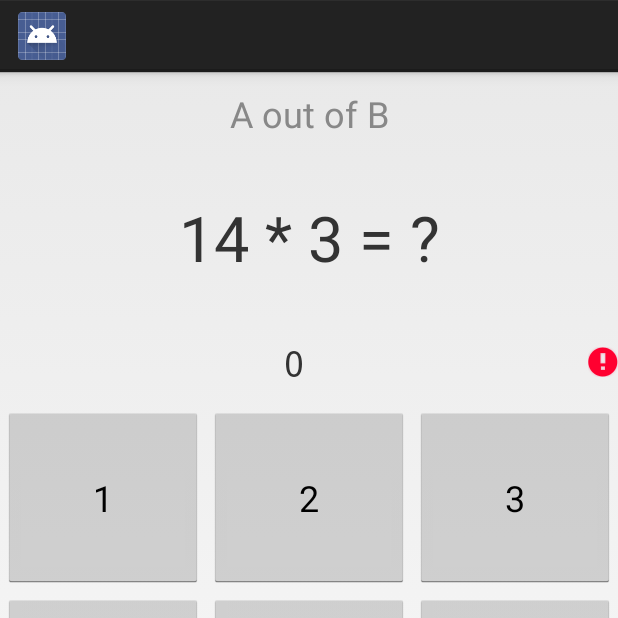
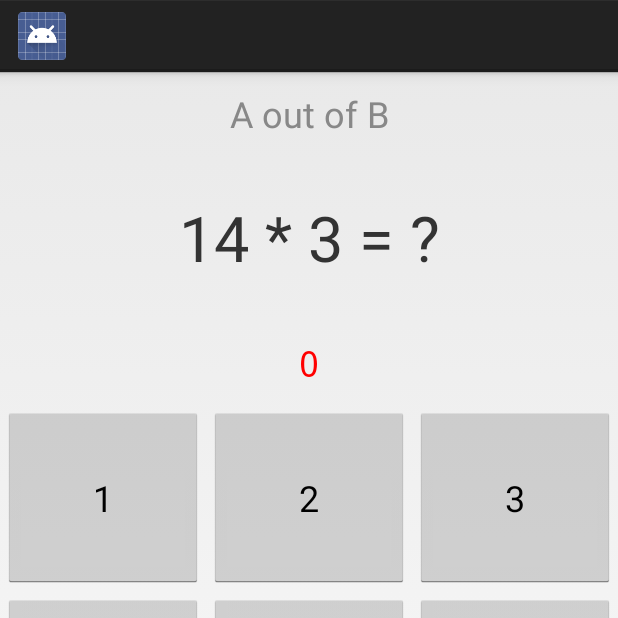
Before and after one commit to RedSponge/AndroidSchoolExercises, an Android app: the MathChallengeActivity screen opened directly, with no data from a screen before it, after a tap on "Accept", on a phone screen of 412 x 824 dp, the top half of it. Run offline under Robolectric (Android 15) with nearby library versions, the phone set to English and light mode, and no system bars.

Commit message:
Make wrong answer turn number red

```diff
--- a/app/src/main/java/com/redsponge/coolapp/projects/MathChallengeActivity.java
+++ b/app/src/main/java/com/redsponge/coolapp/projects/MathChallengeActivity.java
@@ -1,6 +1,7 @@
 package com.redsponge.coolapp.projects;
 
 import android.app.Activity;
+import android.graphics.Color;
 import android.os.Bundle;
 import android.view.View;
 import android.widget.Button;
@@ -80,6 +81,7 @@ public class MathChallengeActivity extends Activity {
 
     private void updateGuessDisplay() {
         tvAnswerDisplay.setText("" + numberGuess);
+        tvAnswerDisplay.setTextColor(Color.BLACK);
     }
 
     public void deleteGuess(View view) {
@@ -92,7 +94,7 @@ public class MathChallengeActivity extends Activity {
             generateQuestion();
             deleteGuess(null);
         } else {
-            tvAnswerDisplay.setError("");
+            tvAnswerDisplay.setTextColor(Color.RED);
         }
     }
 
```
